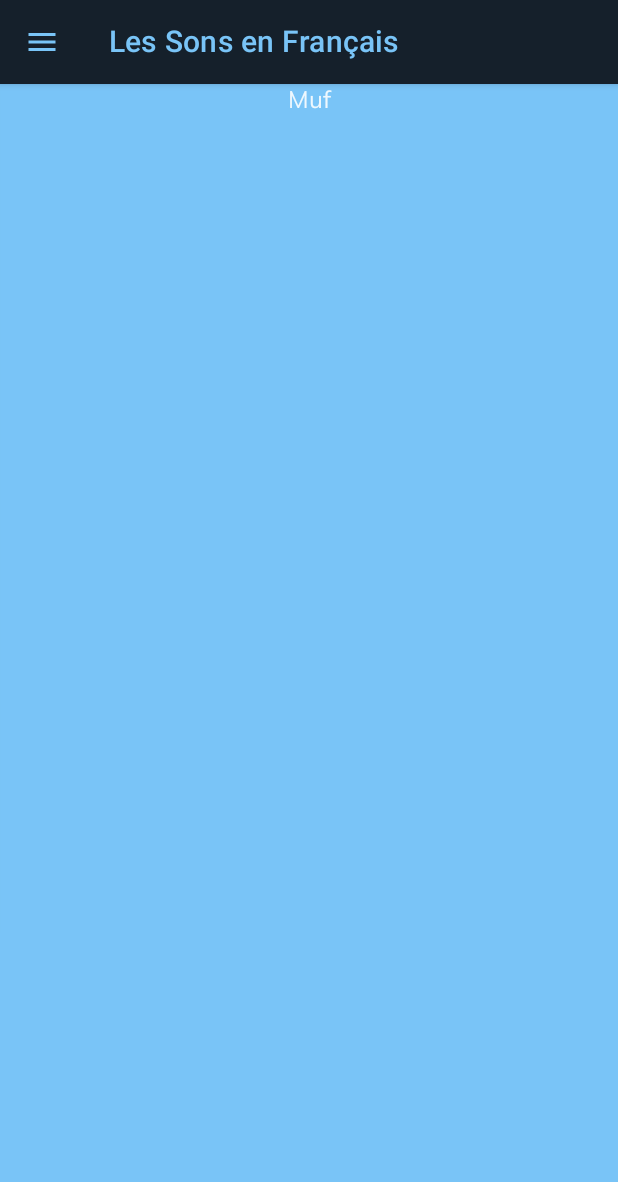
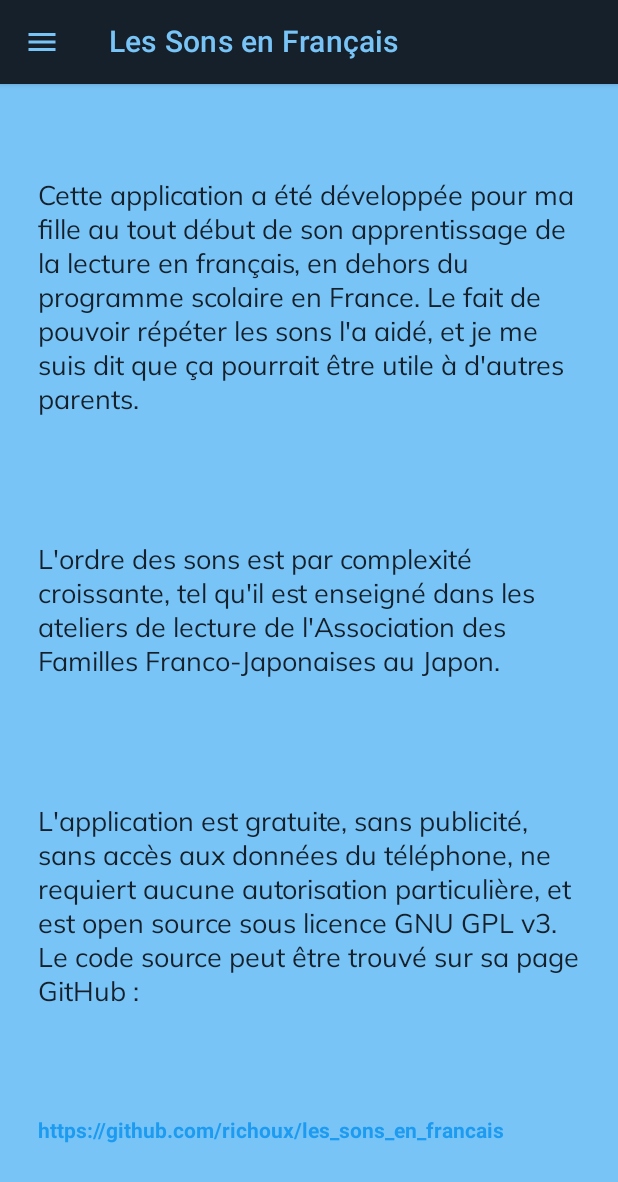
Before and after one commit to richoux/les_sons_en_francais, an Android app built with Jetpack Compose: the AboutScreen screen opened through its navigation route, on a phone screen of 412 x 824 dp. Shown: the top 1182 px of the screen. Run offline under Robolectric (Android 15) with nearby library versions, the phone set to English and light mode, and no system bars.

Commit message:
Finish About page and cleaning up

```diff
--- a/app/src/main/java/fr/richoux/lessonsenfrancais/ui/AppBars.kt
+++ b/app/src/main/java/fr/richoux/lessonsenfrancais/ui/AppBars.kt
@@ -15,7 +15,6 @@ import androidx.compose.ui.Modifier
 import androidx.compose.ui.geometry.Rect
 import androidx.compose.ui.geometry.Size
 import androidx.compose.ui.graphics.Outline
-import androidx.compose.ui.graphics.RectangleShape
 import androidx.compose.ui.graphics.Shape
 import androidx.compose.ui.graphics.vector.ImageVector
 import androidx.compose.ui.res.stringResource
@@ -24,7 +23,9 @@ import androidx.compose.ui.text.font.FontFamily
 import androidx.compose.ui.text.style.TextAlign
 import androidx.compose.ui.unit.*
 import fr.richoux.lessonsenfrancais.R
-import fr.richoux.lessonsenfrancais.ui.theme.*
+import fr.richoux.lessonsenfrancais.ui.theme.BackgroundTwitter
+import fr.richoux.lessonsenfrancais.ui.theme.Black
+import fr.richoux.lessonsenfrancais.ui.theme.Mulish
 
 fun customShape() =  object : Shape {
     override fun createOutline(
@@ -41,10 +42,12 @@ data class MenuItem(
     val title: String,
     val contentDescription: String,
     val icon: ImageVector?,
+    val hasIcon: Boolean = false,
     val isTextCursive: Boolean = false,
     val isSwitch: Boolean = false,
     val onSwitchSwitched: (Boolean) -> Unit = {},
-    val switchValue: Boolean = false
+    val switchValue: Boolean = false,
+    val onClick: () -> Unit = {}
 )
 
 @Composable
@@ -148,12 +151,20 @@ fun DrawerMenuShape(
                     }
                 }
                 else {
-                    item.icon?.let {
                     Button(
-                            onClick = {onItemClick(item)},
+                        onClick = when( item.hasIcon ) {
+                            true -> {
+                                {onItemClick(item)}
+                            }
+                            else -> {
+                                {item.onClick()}
+                            }
+                        },
                         shape = customShape(),
                         modifier = Modifier.background(MaterialTheme.colors.primary).size(200.dp,50.dp)
                     ) {
+                        if( item.hasIcon ) {
+                            item.icon?.let {
                                 Icon(
                                     imageVector = it,
                                     contentDescription = item.contentDescription,
@@ -161,6 +172,11 @@ fun DrawerMenuShape(
                                     tint = BackgroundTwitter
                                 )
                                 Spacer(modifier = Modifier.width(16.dp))
+                            }
+                        }
+                        else {
+                            Spacer(modifier = Modifier.width(32.dp))
+                        }
                         Text(
                             text = item.title,
                             style = itemTextStyle,
@@ -171,7 +187,6 @@ fun DrawerMenuShape(
                     }
                 }
             }
-            }
             Divider(color = Black, thickness = 1.dp)
         }
     }
@@ -179,8 +194,9 @@ fun DrawerMenuShape(
 
 @Composable
 fun DrawerMenu(
+    appViewModel: AppViewModel,
     onHomeClicked: () -> Unit = {},
-    appViewModel: AppViewModel
+    onAboutClicked: () -> Unit = {}
 ) {
     DrawerMenuShape(
         items = listOf(
@@ -188,7 +204,8 @@ fun DrawerMenu(
                 id = "home",
                 title = "Liste des sons",
                 contentDescription = "Retour sur la liste des sons",
-                icon = Icons.Default.List
+                icon = Icons.Default.List,
+                hasIcon = true
             ),
             MenuItem(
                 id = "uppercase",
@@ -239,7 +256,8 @@ fun DrawerMenu(
                 id = "about",
                 title = "À propos",
                 contentDescription = "À propos de cette application",
-                icon = Icons.Default.List
+                icon = null,
+                onClick = { onAboutClicked() }
             )
         ),
         onItemClick = {
--- a/app/src/main/java/fr/richoux/lessonsenfrancais/ui/AppViewModel.kt
+++ b/app/src/main/java/fr/richoux/lessonsenfrancais/ui/AppViewModel.kt
@@ -229,5 +229,4 @@ class AppViewModel(preferences: SharedPreferences) : ViewModel() {
             apply()
         }
     }
-
 }
--- a/app/src/main/java/fr/richoux/lessonsenfrancais/ui/Navigation.kt
+++ b/app/src/main/java/fr/richoux/lessonsenfrancais/ui/Navigation.kt
@@ -9,9 +9,9 @@ import androidx.compose.runtime.getValue
 import androidx.navigation.compose.NavHost
 import androidx.navigation.compose.composable
 import androidx.navigation.compose.rememberNavController
+import fr.richoux.lessonsenfrancais.ui.screens.AboutScreen
 import fr.richoux.lessonsenfrancais.ui.screens.CardScreen
 import fr.richoux.lessonsenfrancais.ui.screens.HomeScreen
-import fr.richoux.lessonsenfrancais.ui.screens.AboutScreen
 import fr.richoux.lessonsenfrancais.ui.screens.Screens
 import fr.richoux.lessonsenfrancais.ui.theme.LesSonsEnFrançaisTheme
 
@@ -43,6 +43,9 @@ fun Navigation(
                     },
                     onHomeClicked = {
                         navController.navigate(Screens.HomeScreen.route)
+                    },
+                    onAboutClicked = {
+                        navController.navigate(Screens.AboutScreen.route)
                     }
                 )
             }
@@ -56,6 +59,9 @@ fun Navigation(
                     appViewModel = appViewModel,
                     onHomeClicked = {
                         navController.navigate(Screens.HomeScreen.route)
+                    },
+                    onAboutClicked = {
+                        navController.navigate(Screens.AboutScreen.route)
                     }
                 )
             }
@@ -83,6 +89,9 @@ fun Navigation(
                     },
                     onHomeClicked = {
                         navController.navigate(Screens.HomeScreen.route)
+                    },
+                    onAboutClicked = {
+                        navController.navigate(Screens.AboutScreen.route)
                     }
                 )
             }
--- a/app/src/main/java/fr/richoux/lessonsenfrancais/ui/screens/AboutScreen.kt
+++ b/app/src/main/java/fr/richoux/lessonsenfrancais/ui/screens/AboutScreen.kt
@@ -1,25 +1,66 @@
 package fr.richoux.lessonsenfrancais.ui.screens
 
-import androidx.compose.material.*
 import androidx.compose.foundation.layout.*
+import androidx.compose.foundation.lazy.LazyColumn
+import androidx.compose.foundation.text.ClickableText
+import androidx.compose.material.MaterialTheme
+import androidx.compose.material.Scaffold
+import androidx.compose.material.Text
+import androidx.compose.material.rememberScaffoldState
 import androidx.compose.runtime.Composable
 import androidx.compose.runtime.rememberCoroutineScope
 import androidx.compose.ui.Alignment
 import androidx.compose.ui.Modifier
 import androidx.compose.ui.platform.LocalContext
-import androidx.compose.ui.tooling.preview.Preview
-import androidx.lifecycle.viewmodel.compose.viewModel
+import androidx.compose.ui.platform.LocalUriHandler
+import androidx.compose.ui.text.SpanStyle
+import androidx.compose.ui.text.buildAnnotatedString
+import androidx.compose.ui.text.font.FontWeight
+import androidx.compose.ui.text.withStyle
+import androidx.compose.ui.unit.dp
+import androidx.compose.ui.unit.sp
 import fr.richoux.lessonsenfrancais.ui.AppViewModel
 import fr.richoux.lessonsenfrancais.ui.DrawerMenu
 import fr.richoux.lessonsenfrancais.ui.TopBar
 import fr.richoux.lessonsenfrancais.ui.customShape
-import fr.richoux.lessonsenfrancais.ui.theme.LesSonsEnFrançaisTheme
+import fr.richoux.lessonsenfrancais.ui.theme.BlueTwitter
 import kotlinx.coroutines.launch
+
+// from https://developer.android.com/jetpack/compose/text
+@Composable
+fun AnnotatedClickableText() {
+    val annotatedText = buildAnnotatedString {
+        pushStringAnnotation(tag = "URL",
+            annotation = "https://github.com/richoux/les_sons_en_francais")
+        withStyle(style = SpanStyle(color = BlueTwitter,
+            fontWeight = FontWeight.Bold)
+        ) {
+            append("https://github.com/richoux/les_sons_en_francais")
+        }
+
+        pop()
+    }
+
+    val uriHandler = LocalUriHandler.current
+
+    ClickableText(
+        text = annotatedText,
+        onClick = { offset ->
+            annotatedText.getStringAnnotations(tag = "URL", start = offset,
+                end = offset)
+                .firstOrNull()?.let { annotation ->
+                    uriHandler.openUri(annotation.item)
+                }
+        }
+    )
+}
+
 
 @Composable
 fun AboutScreen(
     appViewModel: AppViewModel,
-    onHomeClicked: () -> Unit = {}
+    onHomeClicked: () -> Unit = {},
+    onAboutClicked: () -> Unit = {}
 ){
     val context = LocalContext.current
     val scaffoldState = rememberScaffoldState()
@@ -39,29 +80,47 @@ fun AboutScreen(
         drawerGesturesEnabled = scaffoldState.drawerState.isOpen,
         drawerContent = {
             DrawerMenu(
+                appViewModel = appViewModel,
                 onHomeClicked = onHomeClicked,
-                appViewModel = appViewModel
+                onAboutClicked = onAboutClicked
             )
         },
         drawerShape = customShape(),
         content = {
-            Column(
-                modifier = Modifier.fillMaxSize(),
-                horizontalAlignment = Alignment.CenterHorizontally,
-                verticalArrangement = Arrangement.Top
+            LazyColumn(
+                modifier = Modifier
+                    .padding(25.dp)
+                    .fillMaxSize(),
+                horizontalAlignment = Alignment.Start,
+                verticalArrangement = Arrangement.SpaceAround,
             ){
-                Text(
-                    text = "Muf"
-                )
+                item {
+                    Text(
+                        color = MaterialTheme.colors.secondary,
+                        fontSize = 18.sp,
+                        text = "Cette application a été développée pour ma fille au tout début de son apprentissage de la lecture en français, en dehors du programme scolaire en France. Le fait de pouvoir répéter les sons l'a aidé, et je me suis dit que ça pourrait être utile à d'autres parents."
+                    )
+                    Spacer(modifier = Modifier.height(10.dp))
+                }
+                item {
+                    Text(
+                        color = MaterialTheme.colors.secondary,
+                        fontSize = 18.sp,
+                        text = "L'ordre des sons est par complexité croissante, tel qu'il est enseigné dans les ateliers de lecture de l'Association des Familles Franco-Japonaises au Japon."
+                    )
+                    Spacer(modifier = Modifier.height(10.dp))
+                }
+                item {
+                    Text(
+                        color = MaterialTheme.colors.secondary,
+                        fontSize = 18.sp,
+                        text = "L'application est gratuite, sans publicité, sans accès aux données du téléphone, ne requiert aucune autorisation particulière, et est open source sous licence GNU GPL v3. Le code source peut être trouvé sur sa page GitHub :"
+                    )
+                }
+                item {
+                    AnnotatedClickableText()
+                }
             }
         }
     )
 }
-
-@Preview(showBackground = true)
-@Composable
-fun AboutScreenPreview() {
-    LesSonsEnFrançaisTheme {
-        AboutScreen(appViewModel = viewModel())
-    }
-}
--- a/app/src/main/java/fr/richoux/lessonsenfrancais/ui/screens/HomeScreen.kt
+++ b/app/src/main/java/fr/richoux/lessonsenfrancais/ui/screens/HomeScreen.kt
@@ -16,16 +16,13 @@ import androidx.compose.ui.graphics.RectangleShape
 import androidx.compose.ui.platform.LocalContext
 import androidx.compose.ui.text.font.FontFamily
 import androidx.compose.ui.text.style.TextAlign
-import androidx.compose.ui.tooling.preview.Preview
 import androidx.compose.ui.unit.dp
 import androidx.compose.ui.unit.sp
-import androidx.lifecycle.viewmodel.compose.viewModel
 import fr.richoux.lessonsenfrancais.R
 import fr.richoux.lessonsenfrancais.ui.AppViewModel
 import fr.richoux.lessonsenfrancais.ui.DrawerMenu
 import fr.richoux.lessonsenfrancais.ui.TopBar
 import fr.richoux.lessonsenfrancais.ui.customShape
-import fr.richoux.lessonsenfrancais.ui.theme.LesSonsEnFrançaisTheme
 import kotlinx.coroutines.launch
 
 // from https://stackoverflow.com/questions/68611320/remember-lazycolumn-scroll-position-jetpack-compose
@@ -71,7 +68,8 @@ fun HomeScreen(
     lowercase: Boolean,
     cursive: Boolean,
     onSelected: (Context, Int) -> Unit = {it, index -> Unit},
-    onHomeClicked: () -> Unit = {}
+    onHomeClicked: () -> Unit = {},
+    onAboutClicked: () -> Unit = {}
 ){
     val context = LocalContext.current
     val scaffoldState = rememberScaffoldState()
@@ -92,8 +90,9 @@ fun HomeScreen(
         drawerGesturesEnabled = scaffoldState.drawerState.isOpen,
         drawerContent = {
             DrawerMenu(
+                appViewModel = appViewModel,
                 onHomeClicked = onHomeClicked,
-                appViewModel = appViewModel
+                onAboutClicked = onAboutClicked
             )
         },
         drawerShape = customShape(),
@@ -178,11 +177,3 @@ fun HomeScreen(
         }
     )
 }
-
-@Preview(showBackground = true)
-@Composable
-fun HomeScreenPreview() {
-    LesSonsEnFrançaisTheme {
-        HomeScreen(appViewModel = viewModel(),true,true,true)
-    }
-}
--- a/app/src/main/java/fr/richoux/lessonsenfrancais/ui/theme/Color.kt
+++ b/app/src/main/java/fr/richoux/lessonsenfrancais/ui/theme/Color.kt
@@ -2,12 +2,7 @@ package fr.richoux.lessonsenfrancais.ui.theme
 
 import androidx.compose.ui.graphics.Color
 
-val Purple200 = Color(0xFFBB86FC)
-val Purple500 = Color(0xFF6200EE)
-val Purple700 = Color(0xFF3700B3)
-val Teal200 = Color(0xFF03DAC5)
 val Black = Color(0xFF000000)
-val LightGrey = Color(0xFFCCCCCC)
 val White = Color(0xFFFFFFFF)
 val BackgroundTwitter = Color(0xFF15202B)
 val BlueTwitter = Color(0xFF1D9BF0)
```
Also changed, not shown: app/src/main/java/fr/richoux/lessonsenfrancais/ui/screens/CardScreen.kt (+5 -13 lines). Lines whose indentation alone changed are shown as unchanged.
